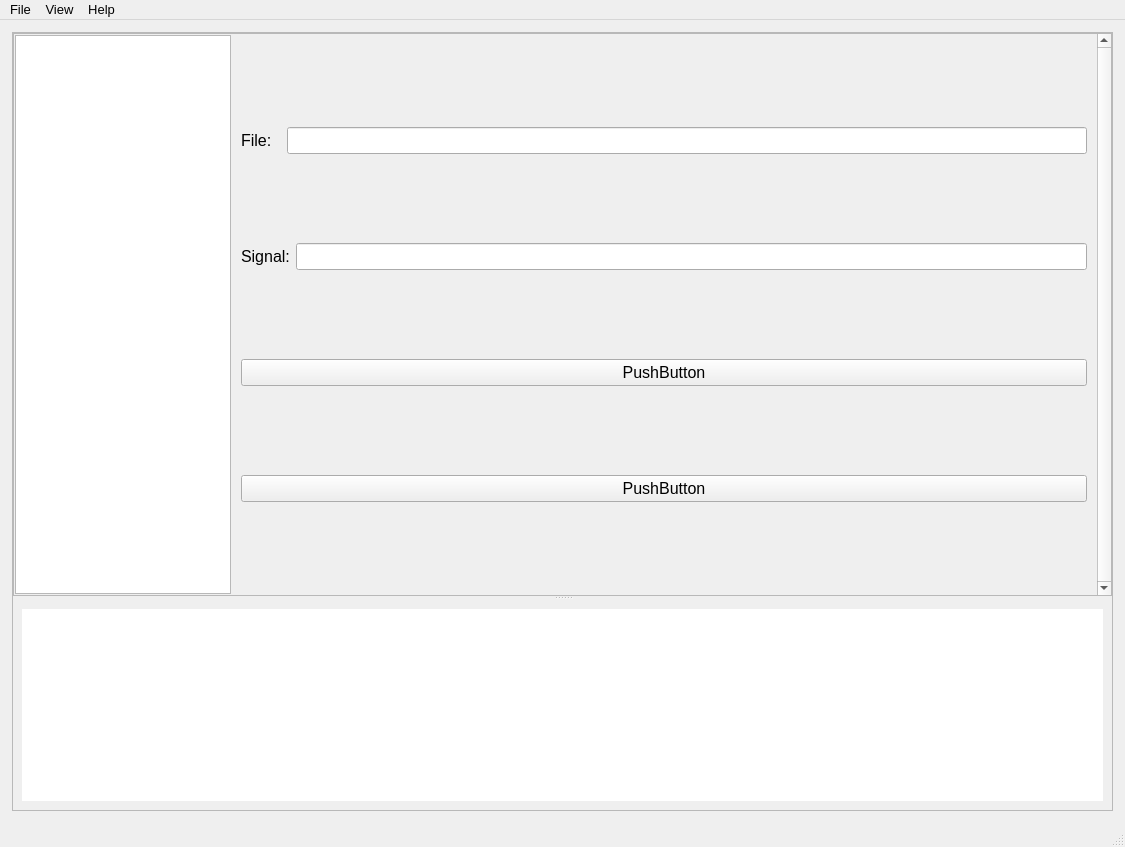
Above: ViewTuner.ui from salinsalins/LoggerPlotterPy before the change. Below: the same form after it.
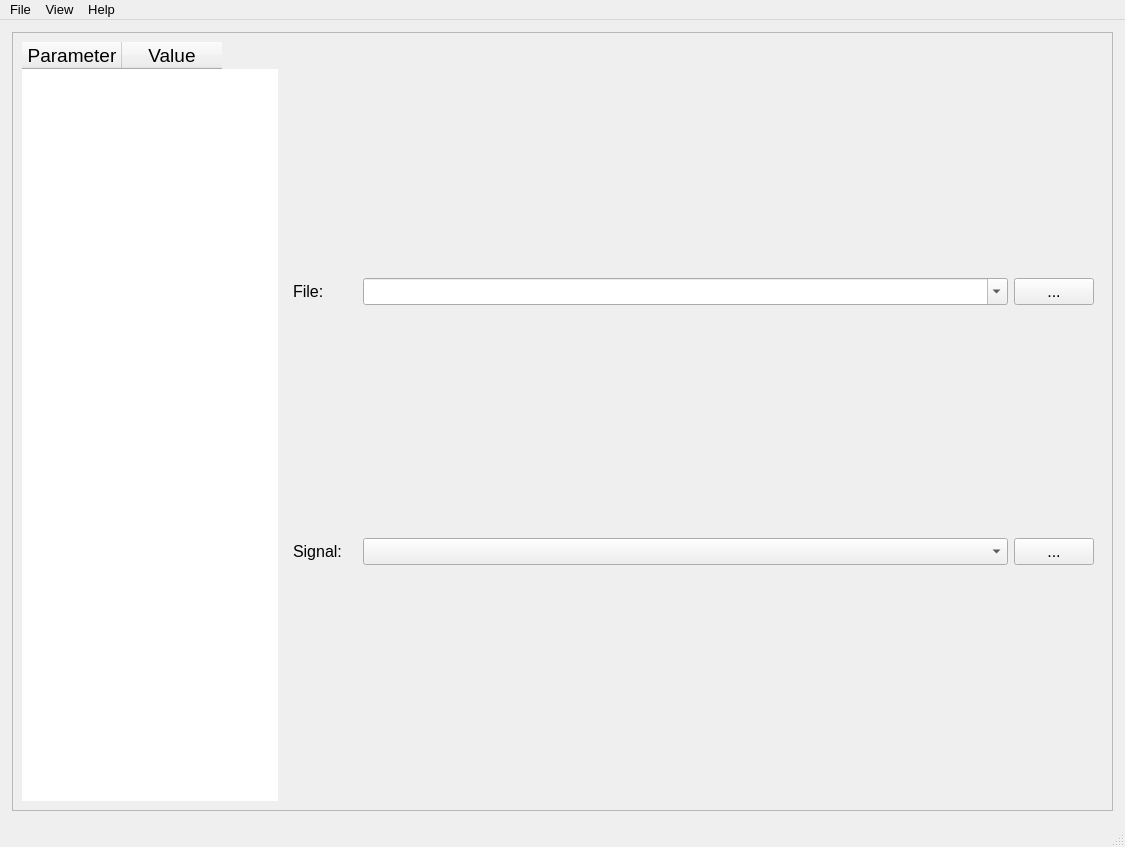
That is the form after the change. Icons and pictures are not drawn.

The edit to the form file:
```diff
--- a/ViewTuner.ui
+++ b/ViewTuner.ui
@@ -66,165 +66,8 @@
           <property name="frameShadow">
            <enum>QFrame::Raised</enum>
           </property>
-          <layout class="QVBoxLayout" name="verticalLayout_6">
-           <property name="spacing">
-            <number>0</number>
-           </property>
-           <property name="leftMargin">
-            <number>0</number>
-           </property>
-           <property name="topMargin">
-            <number>0</number>
-           </property>
-           <property name="rightMargin">
-            <number>0</number>
-           </property>
-           <property name="bottomMargin">
-            <number>0</number>
-           </property>
-           <item>
-            <widget class="QSplitter" name="splitter_3">
-             <property name="orientation">
-              <enum>Qt::Vertical</enum>
-             </property>
-             <widget class="QScrollArea" name="scrollArea_3">
-              <property name="sizePolicy">
-               <sizepolicy hsizetype="Expanding" vsizetype="Expanding">
-                <horstretch>0</horstretch>
-                <verstretch>1</verstretch>
-               </sizepolicy>
-              </property>
-              <property name="verticalScrollBarPolicy">
-               <enum>Qt::ScrollBarAlwaysOn</enum>
-              </property>
-              <property name="widgetResizable">
-               <bool>true</bool>
-              </property>
-              <widget class="QWidget" name="scrollAreaWidgetContents_3">
-               <property name="geometry">
-                <rect>
-                 <x>0</x>
-                 <y>0</y>
-                 <width>1080</width>
-                 <height>555</height>
-                </rect>
-               </property>
-               <property name="sizePolicy">
-                <sizepolicy hsizetype="Preferred" vsizetype="Preferred">
-                 <horstretch>0</horstretch>
-                 <verstretch>0</verstretch>
-                </sizepolicy>
-               </property>
-               <layout class="QGridLayout" name="gridLayout_4">
-                <property name="leftMargin">
-                 <number>1</number>
-                </property>
-                <property name="topMargin">
-                 <number>1</number>
-                </property>
-                <property name="rightMargin">
-                 <number>1</number>
-                </property>
-                <property name="bottomMargin">
-                 <number>1</number>
-                </property>
-                <property name="spacing">
-                 <number>1</number>
-                </property>
-                <item row="0" column="0">
-                 <layout class="QHBoxLayout" name="horizontalLayout_4" stretch="1,4">
-                  <item>
-                   <widget class="QListWidget" name="listWidget"/>
-                  </item>
-                  <item>
-                   <widget class="QWidget" name="widget" native="true">
-                    <property name="minimumSize">
-                     <size>
-                      <width>200</width>
-                      <height>0</height>
-                     </size>
-                    </property>
-                    <layout class="QVBoxLayout" name="verticalLayout_5">
-                     <item>
-                      <layout class="QHBoxLayout" name="horizontalLayout">
-                       <item>
-                        <widget class="QLabel" name="label_9">
-                         <property name="text">
-                          <string>File:  </string>
-                         </property>
-                        </widget>
-                       </item>
-                       <item>
-                        <widget class="QLineEdit" name="lineEdit"/>
-                       </item>
-                      </layout>
-                     </item>
-                     <item>
-                      <layout class="QHBoxLayout" name="horizontalLayout_3">
-                       <item>
-                        <widget class="QLabel" name="label_10">
-                         <property name="text">
-                          <string>Signal:</string>
-                         </property>
-                        </widget>
-                       </item>
-                       <item>
-                        <widget class="QLineEdit" name="lineEdit_2"/>
-                       </item>
-                      </layout>
-                     </item>
-                     <item>
-                      <widget class="QPushButton" name="pushButton_3">
-                       <property name="text">
-                        <string>PushButton</string>
-                       </property>
-                      </widget>
-                     </item>
-                     <item>
-                      <widget class="QPushButton" name="pushButton">
-                       <property name="text">
-                        <string>PushButton</string>
-                       </property>
-                      </widget>
-                     </item>
-                    </layout>
-                   </widget>
-                  </item>
-                 </layout>
-                </item>
-               </layout>
-              </widget>
-             </widget>
-             <widget class="QScrollArea" name="scrollArea_4">
-              <property name="sizePolicy">
-               <sizepolicy hsizetype="Expanding" vsizetype="Expanding">
-                <horstretch>0</horstretch>
-                <verstretch>0</verstretch>
-               </sizepolicy>
-              </property>
-              <property name="frameShape">
-               <enum>QFrame::NoFrame</enum>
-              </property>
-              <property name="widgetResizable">
-               <bool>true</bool>
-              </property>
-              <widget class="QWidget" name="scrollAreaWidgetContents_4">
-               <property name="geometry">
-                <rect>
-                 <x>0</x>
-                 <y>0</y>
-                 <width>1099</width>
-                 <height>210</height>
-                </rect>
-               </property>
-               <property name="sizePolicy">
-                <sizepolicy hsizetype="Preferred" vsizetype="Preferred">
-                 <horstretch>0</horstretch>
-                 <verstretch>0</verstretch>
-                </sizepolicy>
-               </property>
-               <layout class="QGridLayout" name="gridLayout_5">
-                <item row="0" column="0">
+          <layout class="QHBoxLayout" name="horizontalLayout_4" stretch="0,3">
+           <item alignment="Qt::AlignLeft">
                  <widget class="QTableWidget" name="tableWidget_3">
                   <property name="palette">
                    <palette>
@@ -304,52 +147,108 @@
                     <height>35</height>
                    </size>
                   </property>
+             <property name="horizontalScrollMode">
+              <enum>QAbstractItemView::ScrollPerPixel</enum>
+             </property>
                   <property name="wordWrap">
                    <bool>false</bool>
                   </property>
                   <property name="cornerButtonEnabled">
                    <bool>false</bool>
                   </property>
-                  <property name="rowCount">
-                   <number>0</number>
-                  </property>
-                  <property name="columnCount">
-                   <number>0</number>
-                  </property>
-                  <attribute name="horizontalHeaderVisible">
-                   <bool>false</bool>
-                  </attribute>
-                  <attribute name="horizontalHeaderMinimumSectionSize">
-                   <number>35</number>
-                  </attribute>
-                  <attribute name="horizontalHeaderDefaultSectionSize">
-                   <number>100</number>
-                  </attribute>
-                  <attribute name="horizontalHeaderHighlightSections">
-                   <bool>true</bool>
-                  </attribute>
                   <attribute name="verticalHeaderVisible">
                    <bool>false</bool>
                   </attribute>
-                  <attribute name="verticalHeaderMinimumSectionSize">
-                   <number>35</number>
-                  </attribute>
-                  <attribute name="verticalHeaderDefaultSectionSize">
-                   <number>35</number>
-                  </attribute>
-                 </widget>
-                </item>
+             <column>
+              <property name="text">
+               <string>Parameter</string>
+              </property>
+              <property name="font">
+               <font>
+                <pointsize>14</pointsize>
+               </font>
+              </property>
+             </column>
+             <column>
+              <property name="text">
+               <string>Value</string>
+              </property>
+              <property name="font">
+               <font>
+                <pointsize>14</pointsize>
+               </font>
+              </property>
+             </column>
+            </widget>
+           </item>
+           <item>
+            <widget class="QWidget" name="widget" native="true">
+             <property name="minimumSize">
+              <size>
+               <width>200</width>
+               <height>0</height>
+              </size>
+             </property>
+             <layout class="QVBoxLayout" name="verticalLayout_5">
+              <item>
+               <layout class="QHBoxLayout" name="horizontalLayout" stretch="1,10,1">
+                <item>
+                 <widget class="QLabel" name="label_9">
+                  <property name="text">
+                   <string>File:  </string>
+                  </property>
+                 </widget>
+                </item>
+                <item>
+                 <widget class="QComboBox" name="comboBox">
+                  <property name="editable">
+                   <bool>true</bool>
+                  </property>
+                 </widget>
+                </item>
+                <item>
+                 <widget class="QPushButton" name="pushButton_4">
+                  <property name="text">
+                   <string>...</string>
+                  </property>
+                 </widget>
+                </item>
                </layout>
-              </widget>
-             </widget>
+              </item>
+              <item>
+               <layout class="QHBoxLayout" name="horizontalLayout_3" stretch="1,10,1">
+                <item>
+                 <widget class="QLabel" name="label_10">
+                  <property name="text">
+                   <string>Signal:</string>
+                  </property>
+                 </widget>
+                </item>
+                <item>
+                 <widget class="QComboBox" name="comboBox_3">
+                  <property name="editable">
+                   <bool>false</bool>
+                  </property>
+                 </widget>
+                </item>
+                <item>
+                 <widget class="QPushButton" name="pushButton_5">
+                  <property name="text">
+                   <string>...</string>
+                  </property>
             </widget>
            </item>
           </layout>
+              </item>
+             </layout>
          </widget>
         </item>
        </layout>
       </widget>
-      <widget class="QWidget" name="stackedWidgetPage3">
+        </item>
+       </layout>
+      </widget>
+      <widget class="QWidget" name="stackedWidgetPage2">
        <layout class="QVBoxLayout" name="verticalLayout_2">
         <property name="spacing">
          <number>3</number>
```
Lines whose indentation alone changed are shown as unchanged.
